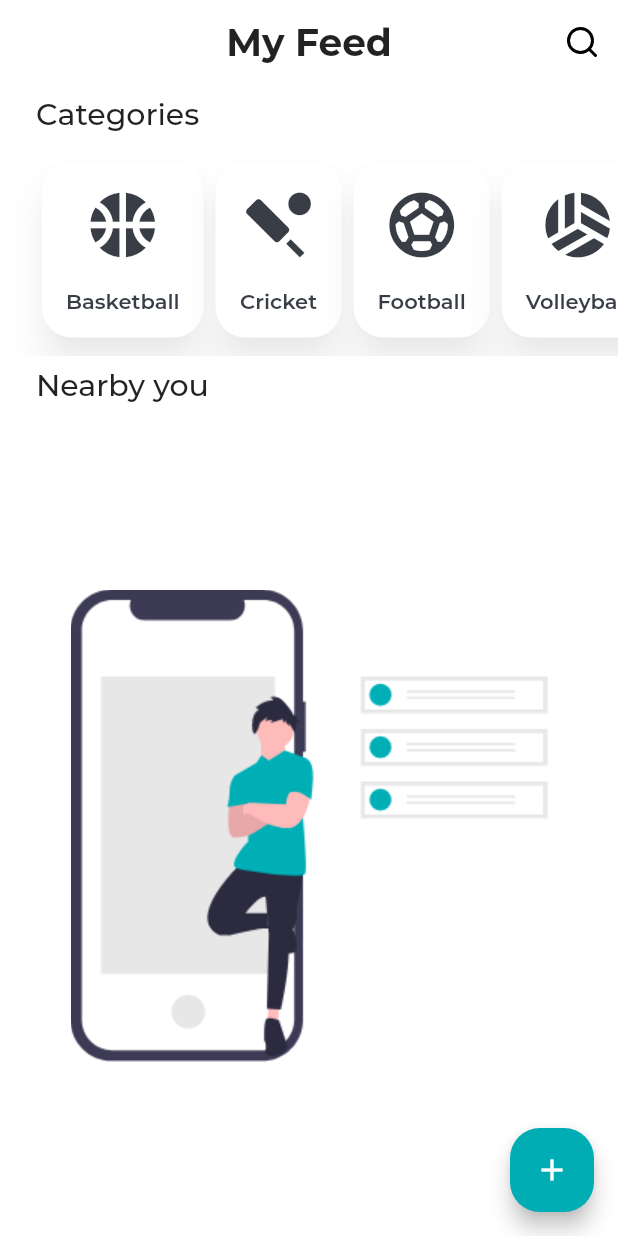
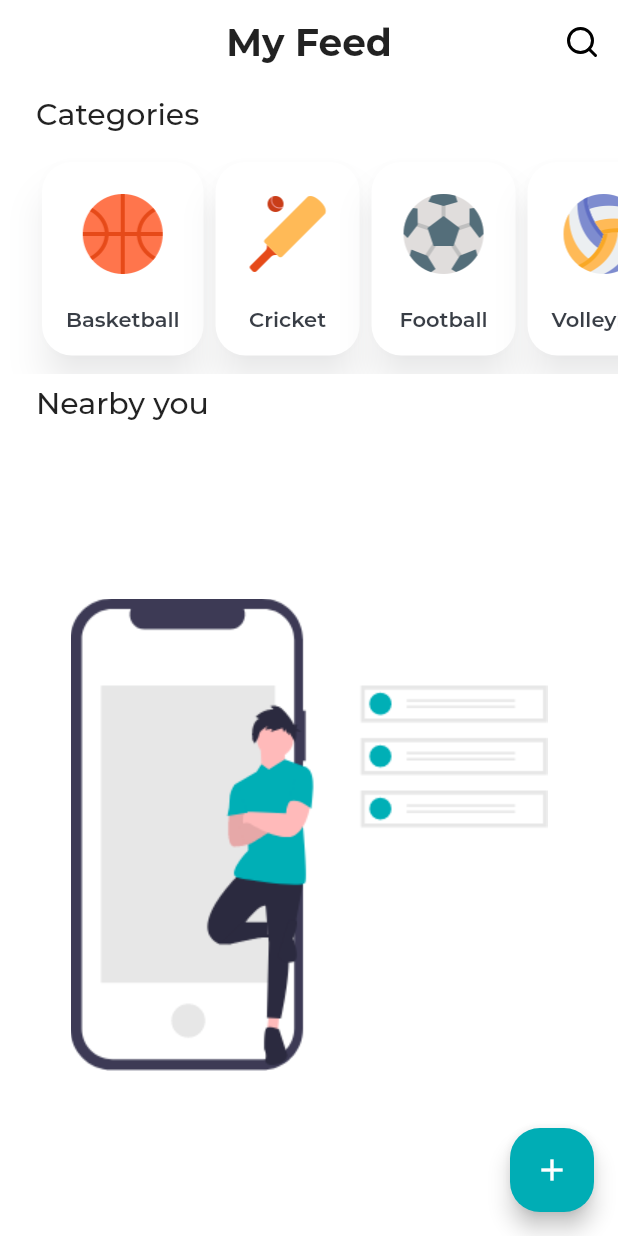
Before and after one commit to Runbhumi/Runbhumi, a Flutter app: the Home screen opened by its route, on a phone screen of 412 x 824 dp. Run offline on Flutter 3.47's test engine with Material 2 defaults, Android fonts, the phone set to English and light mode, and no system bars; our stand-ins replace bubble_tab_indicator, cloud_firestore, datetime_picker_formfield, firebase_auth, firebase_core, flutter_icons and 2 more; accounts and stored records are empty; project files that could hold a hidden picture were left out.

Commit message:
✨added icons for diffrent sports

```diff
--- a/lib/view/home.dart
+++ b/lib/view/home.dart
@@ -150,19 +150,21 @@ class _HomeState extends State<Home> {
                       // String sportName = asyncSnapshot.data.documents[index]
                       //     .get('sportName')
                       //     .toString();
-                      IconData sportIcon;
+                      String sportIcon;
+                      // IconData sportIcon;
                       switch (data.sportName) {
                         case "Volleyball":
-                          sportIcon = Icons.sports_volleyball;
+                          sportIcon = "assets/icons8-volleyball-96.png";
                           break;
                         case "Basketball":
-                          sportIcon = Icons.sports_basketball;
+                          // sportIcon = Icons.sports_basketball;
+                          sportIcon = "assets/icons8-basketball-96.png";
                           break;
                         case "Cricket":
-                          sportIcon = Icons.sports_cricket;
+                          sportIcon = "assets/icons8-cricket-96.png";
                           break;
                         case "Football":
-                          sportIcon = Icons.sports_soccer;
+                          sportIcon = "assets/icons8-soccer-ball-96.png";
                           break;
                       }
                       bool registrationCondition = data.playersId.contains(
@@ -215,11 +217,12 @@ class _HomeState extends State<Home> {
                                           }
                                         })
                                   ],
-                                  leading: Icon(
-                                    sportIcon,
-                                    size: 48,
-                                    color: theme.currentTheme.backgroundColor,
-                                  ),
+                                  // leading: Icon(
+                                  //   sportIcon,
+                                  //   size: 48,
+                                  //   color: theme.currentTheme.backgroundColor,
+                                  // ),
+                                  leading: Image.asset(sportIcon),
                                   title: Text(
                                     data.eventName,
                                     style: TextStyle(
@@ -324,25 +327,27 @@ class _HomeState extends State<Home> {
                 margin: EdgeInsets.symmetric(horizontal: 24.0, vertical: 8.0),
                 child: Row(
                   children: [
+                          // sportIcon = "assets/icons8-cricket-96.png";
+                          // sportIcon = "assets/icons8-soccer-ball-96.png";
                     SportsCategory(
                       theme: theme,
                       sport: "Basketball",
-                      icon: Icons.sports_basketball,
+                      icon: "assets/icons8-basketball-96.png",
                     ),
                     SportsCategory(
                       theme: theme,
                       sport: "Cricket",
-                      icon: Icons.sports_cricket,
+                      icon: "assets/icons8-cricket-96.png",
                     ),
                     SportsCategory(
                       theme: theme,
                       sport: "Football",
-                      icon: Icons.sports_soccer,
+                      icon: "assets/icons8-soccer-ball-96.png",
                     ),
                     SportsCategory(
                       theme: theme,
                       sport: "Volleyball",
-                      icon: Icons.sports_volleyball,
+                      icon: "assets/icons8-volleyball-96.png",
                     ),
                   ],
                 ),
@@ -383,16 +388,16 @@ class _HomeState extends State<Home> {
 }
 
 class SportsCategory extends StatelessWidget {
-  const SportsCategory(
-      {Key key,
-      @required this.theme,
-      @required this.sport,
-      @required this.icon})
-      : super(key: key);
+  const SportsCategory({
+    Key key,
+    @required this.theme,
+    @required this.sport,
+    @required this.icon,
+  }) : super(key: key);
 
   final ThemeNotifier theme;
   final String sport;
-  final IconData icon;
+  final String icon;
 
   @override
   Widget build(BuildContext context) {
@@ -410,11 +415,12 @@ class SportsCategory extends StatelessWidget {
             children: [
               Padding(
                 padding: const EdgeInsets.all(8.0),
-                child: Icon(
-                  icon,
-                  size: 52,
-                  color: theme.currentTheme.backgroundColor,
-                ),
+                // child: Icon(
+                //   icon,
+                //   size: 52,
+                //   color: theme.currentTheme.backgroundColor,
+                // ),
+                child: Image.asset(icon,scale: 1.5),
               ),
               Padding(
                 padding: const EdgeInsets.all(8.0),
```
Also changed, not shown: assets/icons8-basketball-96.png (added), assets/icons8-cricket-96.png (added), assets/icons8-soccer-ball-96.png (added), assets/icons8-volleyball-96.png (added).
